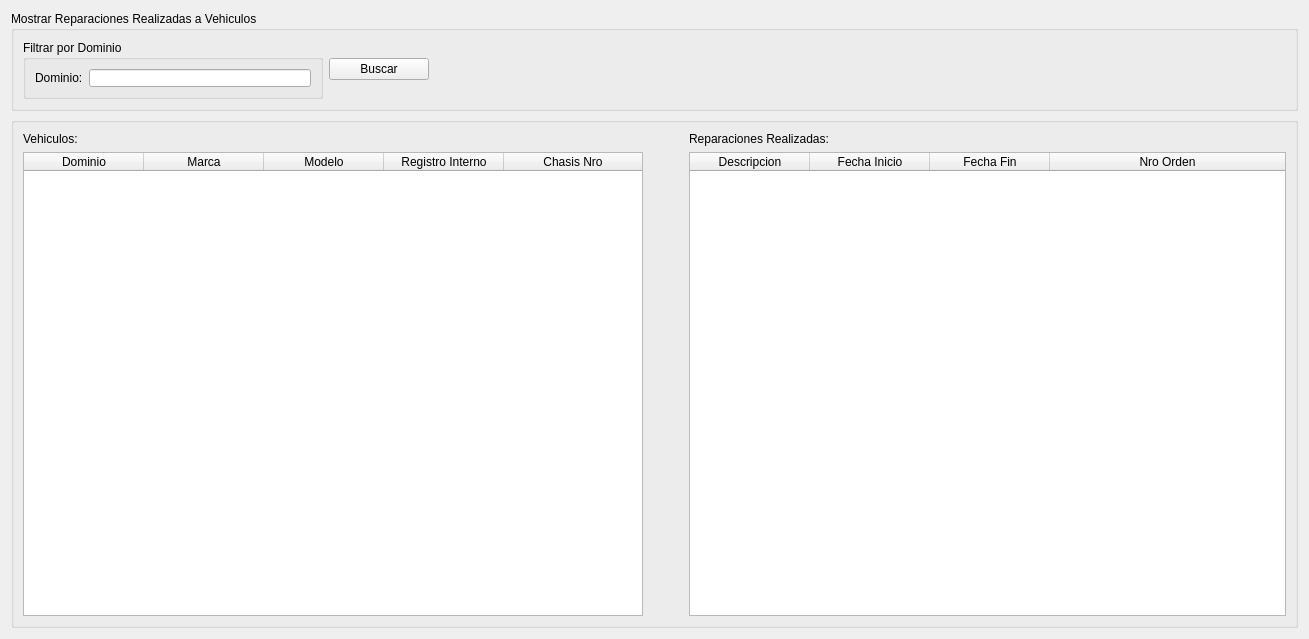
This is src/ui/WidgetMostrarReparacionesPorVehiculo.ui in guilleurrutia10/division-transporte as Qt 5 draws it before an edit. The edited form follows.
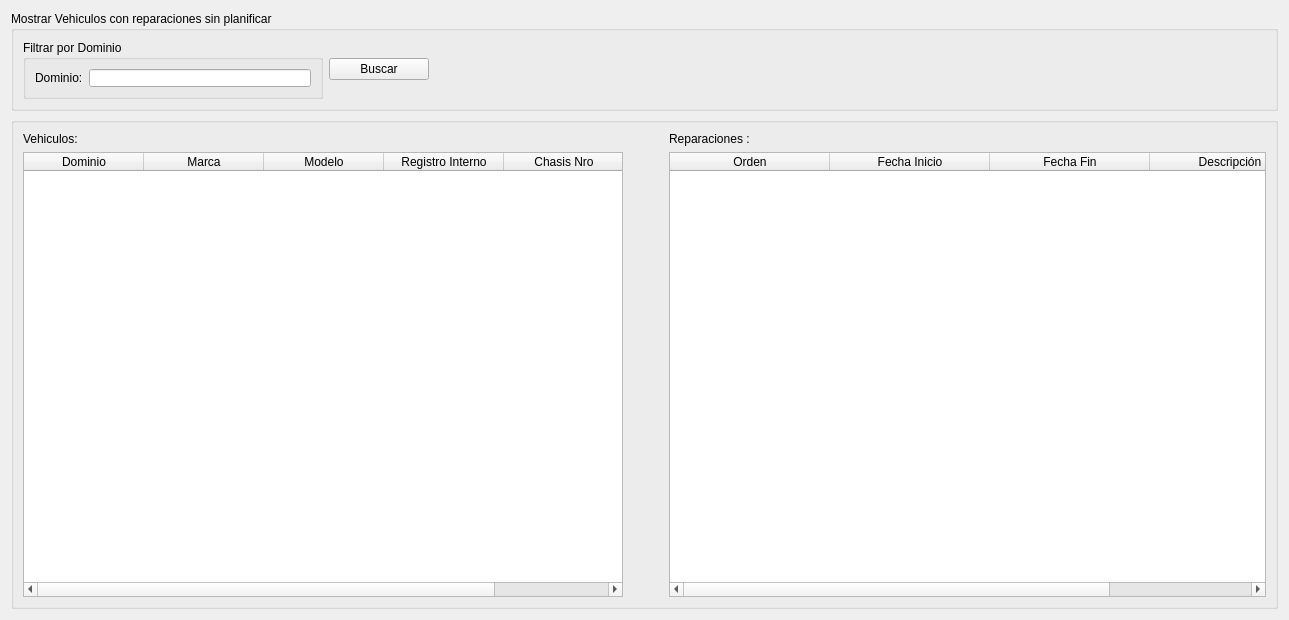
This is the edited form.

Commit message: Ahora se pueden visualizar los vehiculos con reparaciones planificadas y realizadas. Mejorados los Widgets que los visualizan

The edit to the form file:
```diff
--- a/src/ui/WidgetMostrarReparacionesPorVehiculo.ui
+++ b/src/ui/WidgetMostrarReparacionesPorVehiculo.ui
@@ -9,22 +9,16 @@
    <rect>
     <x>0</x>
     <y>0</y>
-    <width>1309</width>
-    <height>639</height>
+    <width>1289</width>
+    <height>620</height>
    </rect>
   </property>
   <property name="minimumSize">
    <size>
-    <width>601</width>
+    <width>988</width>
     <height>460</height>
    </size>
   </property>
-  <property name="maximumSize">
-   <size>
-    <width>16777215</width>
-    <height>16777215</height>
-   </size>
-  </property>
   <property name="windowTitle">
    <string>Mostrar Reparaciones Por Vehiculo</string>
   </property>
@@ -44,7 +38,7 @@
       </size>
      </property>
      <property name="title">
-      <string>Mostrar Reparaciones Realizadas a Vehiculos  </string>
+      <string>Mostrar Vehiculos con reparaciones sin planificar</string>
      </property>
      <layout class="QHBoxLayout" name="horizontalLayout">
       <item>
@@ -124,21 +118,21 @@
      <layout class="QGridLayout" name="gridLayout">
       <item row="1" column="2">
        <widget class="QTableWidget" name="tableWidgetReparaciones">
-        <property name="maximumSize">
-         <size>
-          <width>600</width>
-          <height>16777215</height>
-         </size>
-        </property>
+        <attribute name="horizontalHeaderCascadingSectionResizes">
+         <bool>true</bool>
+        </attribute>
         <attribute name="horizontalHeaderDefaultSectionSize">
-         <number>120</number>
+         <number>160</number>
+        </attribute>
+        <attribute name="horizontalHeaderShowSortIndicator" stdset="0">
+         <bool>false</bool>
         </attribute>
         <attribute name="horizontalHeaderStretchLastSection">
          <bool>true</bool>
         </attribute>
         <column>
          <property name="text">
-          <string>Descripcion</string>
+          <string>Orden</string>
          </property>
         </column>
         <column>
@@ -153,7 +147,7 @@
         </column>
         <column>
          <property name="text">
-          <string>Nro Orden</string>
+          <string>Descripción</string>
          </property>
         </column>
        </widget>
@@ -162,13 +156,13 @@
        <widget class="QTableWidget" name="tableWidgetVehiculos">
         <property name="minimumSize">
          <size>
-          <width>620</width>
+          <width>600</width>
           <height>0</height>
          </size>
         </property>
         <property name="maximumSize">
          <size>
-          <width>550</width>
+          <width>600</width>
           <height>16777215</height>
          </size>
         </property>
@@ -178,9 +172,6 @@
         <attribute name="horizontalHeaderStretchLastSection">
          <bool>true</bool>
         </attribute>
-        <attribute name="verticalHeaderStretchLastSection">
-         <bool>false</bool>
-        </attribute>
         <column>
          <property name="text">
           <string>Dominio</string>
@@ -218,7 +209,7 @@
       <item row="0" column="2">
        <widget class="QLabel" name="label_3">
         <property name="text">
-         <string>Reparaciones Realizadas:</string>
+         <string>Reparaciones :</string>
         </property>
        </widget>
       </item>
```
Left out of the diff: 3 changed lines with no effect on the pictures. The commit also changes 7 other files.
